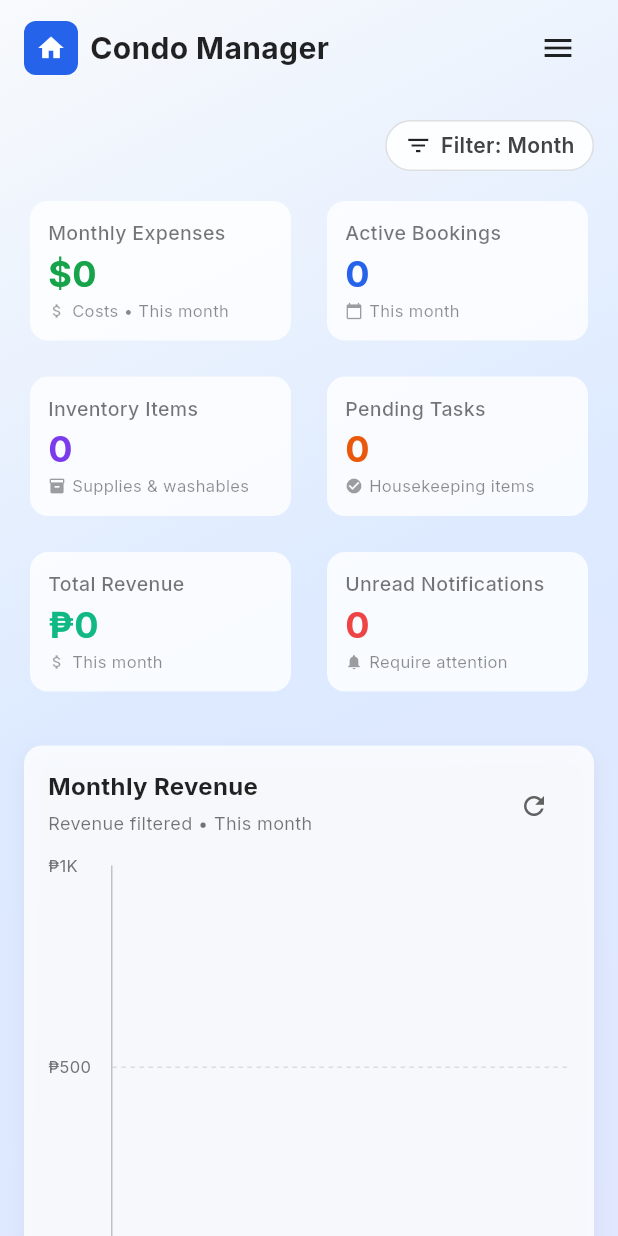
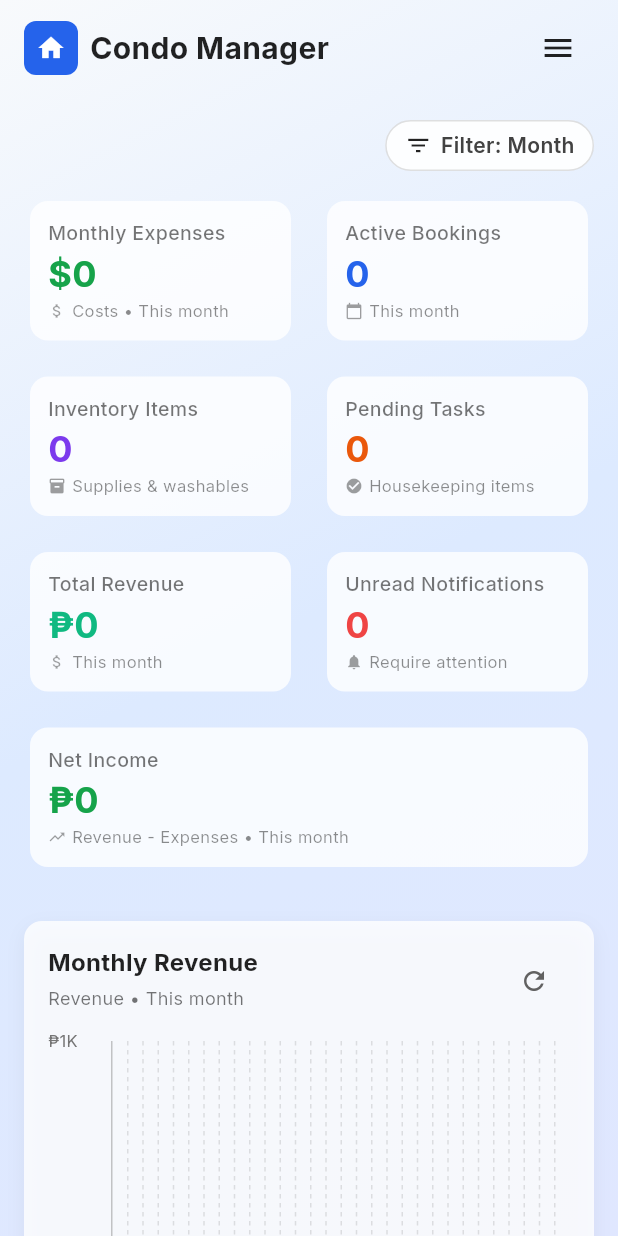
Before and after one commit to delgadjp/Raven-Nest, a Flutter app: the screen it shows after launch, after a tap on the "refresh" icon, on a phone screen of 412 x 824 dp. Run offline on Flutter 3.47's test engine with Material 3 defaults, Android fonts, the phone set to English and light mode, and no system bars; drawn by our look-alikes of fl_chart; our stand-ins replace go_router, google_fonts, supabase_flutter; accounts and stored records are empty.

Commit message:
feat: Refactor revenue data handling to support time series and enhance revenue line chart with moving average option

```diff
--- a/lib/screens/dashboard_screen.dart
+++ b/lib/screens/dashboard_screen.dart
@@ -18,7 +18,7 @@ class _DashboardScreenState extends State<DashboardScreen> {
 
   // Data state
   Map<String, dynamic>? summaryData;
-  List<Map<String, dynamic>> monthlyRevenueData = [];
+  List<Map<String, dynamic>> revenueSeries = [];
   List<Map<String, dynamic>> bookingSourcesData = [];
   List<Map<String, dynamic>> recentActivityData = [];
 
@@ -80,18 +80,15 @@ class _DashboardScreenState extends State<DashboardScreen> {
         chartsError = null;
       });
 
-      // Determine year for revenue chart (based on selected range start, fallback to current year)
       final range = _effectiveRange();
-      final int year = (range?.start.year) ?? DateTime.now().year;
-
       final results = await Future.wait([
-        _dashboardService.getMonthlyRevenueData(year: year),
+        _dashboardService.getRevenueTimeSeries(range: range),
         _dashboardService.getBookingSourcesData(range: range),
       ]);
 
       if (mounted) {
         setState(() {
-          monthlyRevenueData = results[0];
+          revenueSeries = results[0];
           bookingSourcesData = results[1];
           isLoadingCharts = false;
         });
@@ -324,6 +321,31 @@ class _DashboardScreenState extends State<DashboardScreen> {
             ),
           ],
         ),
+        const SizedBox(height: 16),
+
+        // Net Income row
+        Row(
+          children: [
+            Expanded(
+              child: Builder(
+                builder: (_) {
+                  final totalRevenue = (data['totalRevenue'] ?? 0.0) as num;
+                  final monthlyExpenses = (data['monthlyExpenses'] ?? 0.0) as num;
+                  final netIncome = totalRevenue - monthlyExpenses;
+                  final bool positive = netIncome >= 0;
+                  return SummaryCard(
+                    title: 'Net Income',
+                    value: _pesoFormat.format(netIncome),
+                    subtitle: 'Revenue - Expenses • ${_rangeLabel(_selectedRange)}',
+                    icon: positive ? Icons.trending_up : Icons.trending_down,
+                    iconColor: positive ? const Color(0xFF16A34A) : const Color(0xFFDC2626),
+                    onTap: () => context.go(AppRoutes.dashboard),
+                  );
+                },
+              ),
+            ),
+          ],
+        ),
       ],
     );
   }
@@ -382,16 +404,13 @@ class _DashboardScreenState extends State<DashboardScreen> {
       return _buildErrorCard('Failed to load charts: $chartsError');
     }
 
-    // Filter monthly revenue data based on selected range (client-side; data is monthly granularity)
-    final filteredRevenueData = _filterMonthlyRevenueForRange(monthlyRevenueData);
-
     return ResponsiveChartsLayout(
       charts: [
         ChartContainer(
           title: 'Monthly Revenue',
           subtitle: _selectedRange == TimeRange.year
-              ? 'Revenue and booking trends • ${_effectiveRange()?.start.year ?? DateTime.now().year}'
-              : 'Revenue filtered • ${_rangeLabel(_selectedRange)}',
+              ? 'Revenue by month • ${_effectiveRange()?.start.year ?? DateTime.now().year}'
+              : 'Revenue • ${_rangeLabel(_selectedRange)}',
           headerActions: [
             Tooltip(
               message: 'Refresh',
@@ -405,9 +424,9 @@ class _DashboardScreenState extends State<DashboardScreen> {
               ),
             ),
           ],
-          chart: filteredRevenueData.isEmpty
+          chart: revenueSeries.isEmpty
             ? _buildEmptyChart('No revenue data available')
-            : RevenueLineChart(data: filteredRevenueData),
+            : RevenueLineChart(data: revenueSeries),
         ),
         ChartContainer(
           title: 'Booking Sources',
@@ -645,38 +664,7 @@ class _DashboardScreenState extends State<DashboardScreen> {
     }
   }
 
-  List<Map<String, dynamic>> _filterMonthlyRevenueForRange(List<Map<String, dynamic>> data) {
-    if (data.isEmpty) return data;
-    final range = _effectiveRange();
-    if (range == null) return data; // all time -> current year shown
-
-    // Keep months that intersect range's months
-    final startMonth = range.start.month;
-    final endMonth = range.end.subtract(const Duration(days: 1)).month;
-    final startIdx = startMonth;
-    final endIdx = endMonth;
-
-    return data.where((m) {
-      final monthName = m['month']?.toString() ?? '';
-      final monthIndex = _monthIndex(monthName);
-      if (monthIndex == null) return false;
-      if (startIdx <= endIdx) {
-        return monthIndex >= startIdx && monthIndex <= endIdx;
-      } else {
-        // Range wraps year end (Dec..Jan) -> include if month >= start or month <= end
-        return monthIndex >= startIdx || monthIndex <= endIdx;
-      }
-    }).toList();
-  }
-
-  int? _monthIndex(String name) {
-    const months = [
-      'Jan', 'Feb', 'Mar', 'Apr', 'May', 'Jun',
-      'Jul', 'Aug', 'Sep', 'Oct', 'Nov', 'Dec'
-    ];
-    final idx = months.indexOf(name);
-    return idx == -1 ? null : idx + 1;
-  }
+  // Monthly filtering helpers no longer needed after switching to range-aware series
 }
 
 enum TimeRange { today, week, month, year, all }
--- a/lib/services/dashboard_service.dart
+++ b/lib/services/dashboard_service.dart
@@ -2,6 +2,7 @@
 // This service handles all dashboard-specific database queries
 
 import 'package:flutter/material.dart';
+import 'package:intl/intl.dart';
 import 'supabase_service.dart';
 import 'pricing_service.dart';
 
@@ -191,6 +192,120 @@ class DashboardService {
     } catch (e) {
       throw Exception('Failed to fetch monthly revenue data: $e');
     }
+  }
+
+  // Revenue time series that adapts to range:
+  // - If range is null or long (> ~2 months): returns monthly series for the year of range.start (or current year)
+  // - If range is short (<= 62 days): returns daily series between start..end-1
+  Future<List<Map<String, dynamic>>> getRevenueTimeSeries({DateTimeRange? range}) async {
+    // Decide granularity
+    final bool useDaily = range != null && range.end.difference(range.start).inDays <= 62;
+    if (!useDaily) {
+      // Monthly aggregation based on revenue table
+      final int year = (range?.start.year) ?? DateTime.now().year;
+      final monthly = await getMonthlyRevenueData(year: year);
+      // Convert to generic series shape using 'label'
+      return monthly
+          .map((m) => {
+                'label': m['month'],
+                'revenue': (m['revenue'] ?? 0.0) as num,
+                'bookings': m['bookings'] ?? 0,
+              })
+          .toList();
+    }
+
+    // Daily aggregation from bookings within range
+  final start = DateTime(range.start.year, range.start.month, range.start.day);
+    final end = DateTime(range.end.year, range.end.month, range.end.day); // exclusive
+
+    // Initialize buckets for each day in [start, end)
+    final Map<String, Map<String, dynamic>> buckets = {};
+    final List<DateTime> days = [];
+    for (DateTime d = start; d.isBefore(end); d = d.add(const Duration(days: 1))) {
+      final key = _isoDate(d);
+      buckets[key] = {
+        'date': d,
+        'revenue': 0.0,
+        'bookings': <String>{},
+      };
+      days.add(d);
+    }
+
+    // Fetch bookings that are not cancelled and whose check_in falls within the range
+    dynamic bookingsQuery = _client
+        .from('bookings')
+        .select('id, check_in, check_out, status, total_amount, source_id')
+        .not('status', 'eq', 'cancelled')
+        .gte('check_in', _isoDate(start))
+        .lt('check_in', _isoDate(end));
+    final bookings = await bookingsQuery;
+
+    // Cache for source names to compute pricing when total_amount is null
+    final Map<String, String> sourceNameCache = {};
+
+    for (final booking in bookings) {
+      try {
+        final id = booking['id'].toString();
+        final checkIn = DateTime.parse(booking['check_in']);
+        final dayKey = _isoDate(DateTime(checkIn.year, checkIn.month, checkIn.day));
+        if (!buckets.containsKey(dayKey)) continue; // safety
+
+        double amount = 0.0;
+        final total = booking['total_amount'];
+        if (total is num && total > 0) {
+          amount = total.toDouble();
+        } else {
+          // Compute using PricingService if possible
+          String sourceName = 'Unknown';
+          final sourceId = booking['source_id'];
+          if (sourceId != null) {
+            if (sourceNameCache.containsKey(sourceId)) {
+              sourceName = sourceNameCache[sourceId]!;
+            } else {
+              try {
+                final s = await _client
+                    .from('booking_sources')
+                    .select('name')
+                    .eq('id', sourceId)
+                    .single();
+                sourceName = (s['name'] ?? 'Unknown').toString();
+                sourceNameCache[sourceId] = sourceName;
+              } catch (_) {}
+            }
+          }
+          final checkOut = DateTime.parse(booking['check_out']);
+          final computed = PricingService.computeTotalAmount(
+            sourceName: sourceName,
+            checkIn: checkIn,
+            checkOut: checkOut,
+          );
+          if (computed != null && computed > 0) amount = computed;
+        }
+
+        buckets[dayKey]!['revenue'] = (buckets[dayKey]!['revenue'] as double) + amount;
+        (buckets[dayKey]!['bookings'] as Set<String>).add(id);
+      } catch (_) {}
+    }
+
+    // Prepare final list in order, with friendly labels
+    final bool isShortWeek = end.difference(start).inDays <= 8;
+    final DateFormat weekFmt = DateFormat('E'); // Mon, Tue
+    final DateFormat monthDayFmt = DateFormat('MMMd'); // Oct 14
+
+    final List<Map<String, dynamic>> series = [];
+    for (final d in days) {
+      final key = _isoDate(d);
+      final bucket = buckets[key]!;
+      final label = isShortWeek ? weekFmt.format(d) : monthDayFmt.format(d);
+      series.add({
+        'label': label,
+        'date': d.toIso8601String(),
+        'revenue': bucket['revenue'] ?? 0.0,
+        'bookings': (bucket['bookings'] as Set).length,
+      });
+    }
+
+    return series;
   }
 
   // Booking Sources Pie Chart Data
--- a/lib/widgets/analytics/revenue_line_chart.dart
+++ b/lib/widgets/analytics/revenue_line_chart.dart
@@ -6,12 +6,16 @@ class RevenueLineChart extends StatelessWidget {
   final List<Map<String, dynamic>> data;
   final Color lineColor;
   final double lineWidth;
+  final bool showMovingAverage;
+  final int movingAverageWindow; // in points
 
   const RevenueLineChart({
     super.key,
     required this.data,
     this.lineColor = const Color(0xFF10B981),
     this.lineWidth = 3,
+    this.showMovingAverage = true,
+    this.movingAverageWindow = 7,
   });
 
   @override
@@ -58,17 +62,20 @@ class RevenueLineChart extends StatelessWidget {
             sideTitles: SideTitles(
               showTitles: true,
               reservedSize: 30,
-              interval: 1,
+              interval: _xLabelInterval(),
               getTitlesWidget: (double value, TitleMeta meta) {
-                if (value.toInt() >= 0 && value.toInt() < data.length) {
+                final i = value.toInt();
+                if (i >= 0 && i < data.length) {
+                  // Thin labels when dataset is dense
+                  if (_shouldSkipLabel(i)) return const SizedBox.shrink();
                   return Padding(
                     padding: const EdgeInsets.only(top: 8.0),
                     child: Text(
-                      data[value.toInt()]['month'] ?? '',
+                      _labelForIndex(i),
                       style: TextStyle(
-                        color: Colors.grey[600],
-                        fontWeight: FontWeight.w400,
-                        fontSize: 11,
+                        color: Colors.grey[700],
+                        fontWeight: FontWeight.w500,
+                        fontSize: 10,
                       ),
                     ),
                   );
@@ -118,12 +125,12 @@ class RevenueLineChart extends StatelessWidget {
                 (entry.value['revenue'] ?? 0).toDouble(),
               );
             }).toList(),
-            isCurved: false,
+            isCurved: true,
             color: lineColor,
             barWidth: lineWidth,
             isStrokeCapRound: true,
             dotData: FlDotData(
-              show: true,
+              show: data.length <= 40,
               getDotPainter: (spot, percent, barData, index) {
                 return FlDotCirclePainter(
                   radius: 4,
@@ -135,6 +142,16 @@ class RevenueLineChart extends StatelessWidget {
             ),
             belowBarData: BarAreaData(show: false),
           ),
+          if (showMovingAverage && data.length >= movingAverageWindow)
+            LineChartBarData(
+              spots: _movingAverageSpots(),
+              isCurved: true,
+              color: lineColor.withOpacity(0.35),
+              barWidth: 2,
+              isStrokeCapRound: true,
+              dotData: const FlDotData(show: false),
+              belowBarData: BarAreaData(show: false),
+            ),
         ],
         lineTouchData: LineTouchData(
           enabled: true,
@@ -146,8 +163,13 @@ class RevenueLineChart extends StatelessWidget {
                 final index = flSpot.x.toInt();
                 if (index >= 0 && index < data.length) {
                   final dataPoint = data[index];
+                  final label = _labelForIndex(index);
+                  final fullDate = dataPoint['date'];
+                  final header = (fullDate is String && fullDate.isNotEmpty)
+                      ? '$label • ${_fullDateFromIso(fullDate)}\n'
+                      : '$label\n';
                   return LineTooltipItem(
-                    '${dataPoint['month'] ?? ''}\n',
+                    header,
                     const TextStyle(
                       color: Colors.white,
                       fontWeight: FontWeight.bold,
@@ -187,6 +209,58 @@ class RevenueLineChart extends StatelessWidget {
     );
   }
 
+  String _labelForIndex(int index) {
+    if (index < 0 || index >= data.length) return '';
+    final map = data[index];
+    // Prefer generic 'label', fallback to 'month'
+    final label = map['label'] ?? map['month'] ?? '';
+    return label.toString();
+  }
+
+  double _xLabelInterval() {
+    final n = data.length;
+    if (n <= 12) return 1; // monthly or short series
+    if (n <= 30) return 2; // show every 2nd label
+    if (n <= 60) return 4;
+    return 6; // very dense
+  }
+
+  bool _shouldSkipLabel(int index) {
+    final n = data.length;
+    if (n <= 12) return false;
+    if (n <= 30) return index % 2 != 0;
+    if (n <= 60) return index % 4 != 0;
+    return index % 6 != 0;
+  }
+
+  List<FlSpot> _movingAverageSpots() {
+  final List<double> y = data
+    .map<double>((e) => (e['revenue'] ?? 0).toDouble())
+    .toList(growable: false);
+    final int w = movingAverageWindow;
+    final List<FlSpot> spots = [];
+    if (y.isEmpty || w <= 1) return spots;
+    double sum = 0;
+    for (int i = 0; i < y.length; i++) {
+      sum += y[i];
+      if (i >= w) sum -= y[i - w];
+      if (i >= w - 1) {
+        final avg = sum / w;
+        spots.add(FlSpot(i.toDouble(), avg));
+      }
+    }
+    return spots;
+  }
+
+  String _fullDateFromIso(String iso) {
+    try {
+      final dt = DateTime.parse(iso);
+      return DateFormat('yMMMd').format(dt);
+    } catch (_) {
+      return iso;
+    }
+  }
+
   double _getYAxisInterval() {
     final range = _getMaxValue() - _getMinValue();
     if (range <= 2000) return 500;
```
